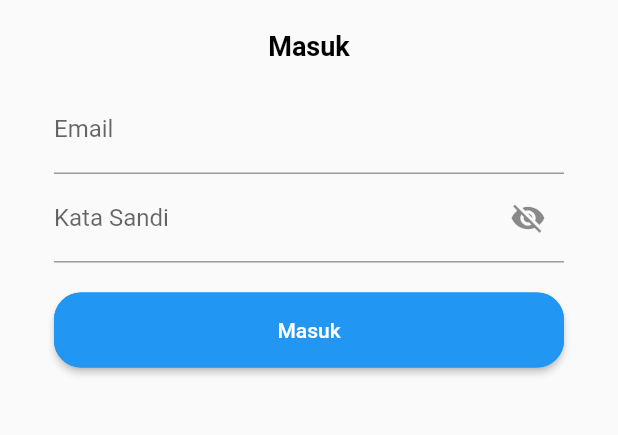
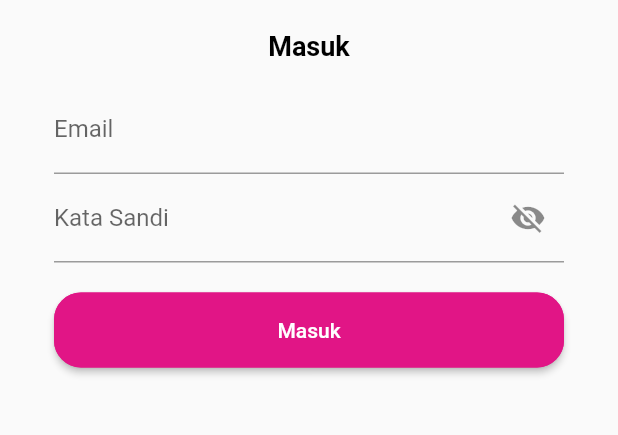
Before and after one commit to bayu-firdaus/Kelompok-1D-Attendance-Mobile, a Flutter app: the LoginPage screen opened directly, on a phone screen of 412 x 824 dp, the part 264-699 px from its top. Run offline on Flutter 3.47's test engine with Material 2 defaults, Android fonts, the phone set to English and light mode, and no system bars; our stand-ins replace dio, font_awesome_flutter, geolocator, local_auth, permission_handler, progress_dialog and 3 more; missing offline and left inert: android_intent, barcode_scan, shared_preferences_web, trust_location; accounts and stored records are empty.

Commit message:
Update login_page.dart

```diff
--- a/lib/screen/login_page.dart
+++ b/lib/screen/login_page.dart
@@ -178,7 +178,7 @@ class _LoginPageState extends State<LoginPage> {
     pr.style(
         message: login_checking_progress,
         borderRadius: 10.0,
-        backgroundColor: Colors.white,
+        backgroundColor: Color(0xffe11586),
         progressWidget: CircularProgressIndicator(),
         elevation: 10.0,
         padding: EdgeInsets.all(10.0),
@@ -186,9 +186,9 @@ class _LoginPageState extends State<LoginPage> {
         progress: 0.0,
         maxProgress: 100.0,
         progressTextStyle: TextStyle(
-            color: Colors.black, fontSize: 13.0, fontWeight: FontWeight.w400),
+            color: Colors.white, fontSize: 13.0, fontWeight: FontWeight.w400),
         messageTextStyle: TextStyle(
-            color: Colors.black, fontSize: 19.0, fontWeight: FontWeight.w600));
+            color: Colors.white, fontSize: 19.0, fontWeight: FontWeight.w600));
 
     switch (_loginStatus) {
       case LoginStatus.notSignIn:
@@ -243,6 +243,7 @@ class _LoginPageState extends State<LoginPage> {
                             labelText: login_label_email,
                           ),
                         ),
+
                         TextFormField(
                           validator: (e) {
                             var message;
@@ -263,6 +264,7 @@ class _LoginPageState extends State<LoginPage> {
                             ),
                           ),
                         ),
+
                         Container(
                           margin: EdgeInsets.only(top: 20.0),
                           width: double.infinity,
@@ -272,12 +274,12 @@ class _LoginPageState extends State<LoginPage> {
                               FocusScope.of(context).requestFocus(FocusNode());
                               check();
                             },
-                            color: Colors.blue,
+                            color: Color(0xffe11586),
                             textColor: Colors.white,
                             child: Text(login_button),
                             shape: RoundedRectangleBorder(
                                 borderRadius: BorderRadius.circular(18.0),
-                                side: BorderSide(color: Colors.blue)),
+                                side: BorderSide(color: Color(0xffe11586))),
                           ),
                         ),
                         SizedBox(
@@ -297,10 +299,10 @@ class _LoginPageState extends State<LoginPage> {
         break;
       case LoginStatus.doubleCheck:
         return Scaffold(
-          backgroundColor: Colors.blue,
+          backgroundColor: Color(0xffe11586),
           key: _scaffoldKey,
           body: Container(
-            color: Colors.blue,
+            color: Colors.white,
             child: Center(
               child: Container(
                 height: 100.0,
```
